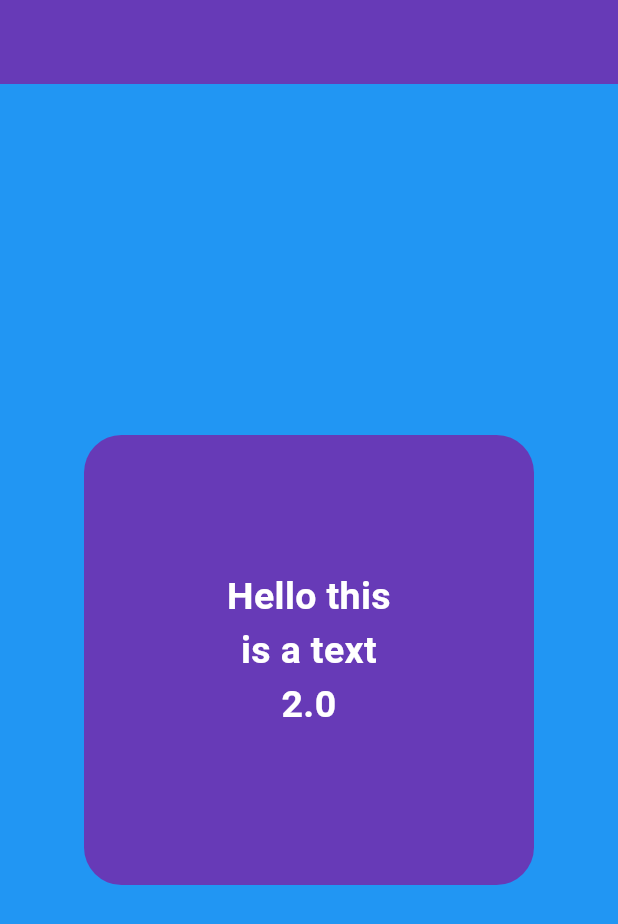
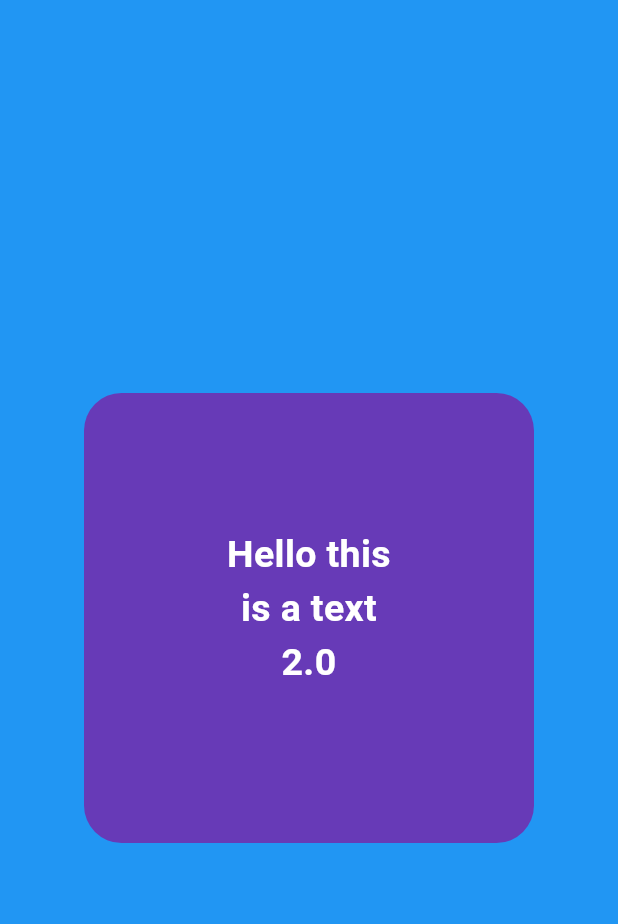
Before and after one commit to Kartikey2011yadav/flutter_ui, a Flutter app: the screen it shows after launch, on a phone screen of 412 x 824 dp. Shown: the top 924 px of the screen. Run offline on Flutter 3.47's test engine with Material 3 defaults, Android fonts, the phone set to English and light mode, and no system bars.

Commit message:
update TextField.dart

```diff
--- a/lib/TextField.dart
+++ b/lib/TextField.dart
@@ -9,9 +9,6 @@ class TextField_ extends StatelessWidget {
       debugShowCheckedModeBanner: false,
       home: Scaffold(
         backgroundColor: Colors.blue,
-        appBar: AppBar(
-          backgroundColor: Colors.deepPurple,
-        ),
         body: Center(
           child: Container(
             height: 300,
```
